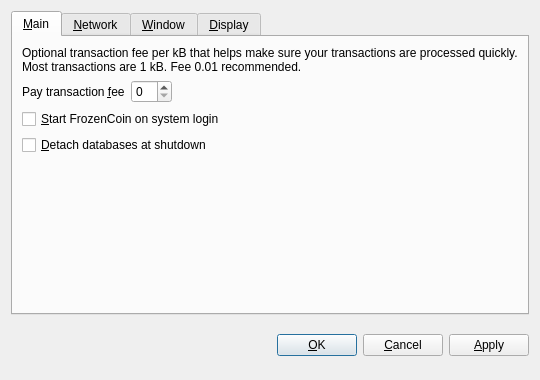
The window that src/qt/forms/optionsdialog.ui (PalinuroSec/FrozenBoxCoin) describes before a commit, drawn with Qt 5.
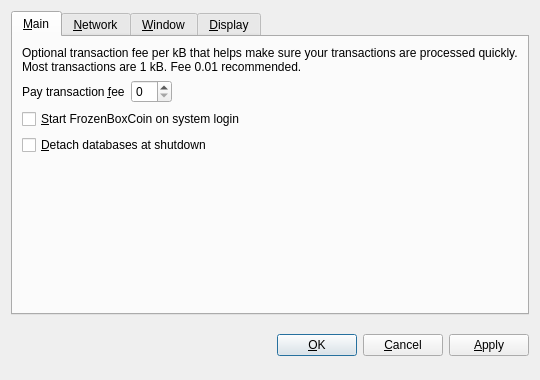
The same window after the commit. The open tabs and pages were chosen to show the change. Custom widgets are drawn as their Qt base class.

The edit to the form file:
```diff
--- a/src/qt/forms/optionsdialog.ui
+++ b/src/qt/forms/optionsdialog.ui
@@ -82,7 +82,7 @@
           <string>Automatically start FrozenCoin after logging in to the system.</string>
          </property>
          <property name="text">
-          <string>&amp;Start FrozenCoin on system login</string>
+          <string>&amp;Start FrozenBoxCoin on system login</string>
          </property>
         </widget>
        </item>
```
Left out of the diff: 10 changed lines with no effect on the pictures.
